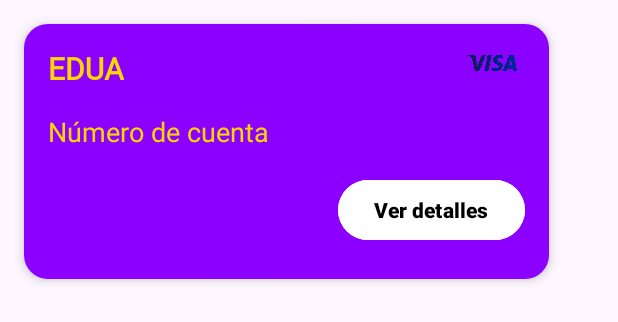
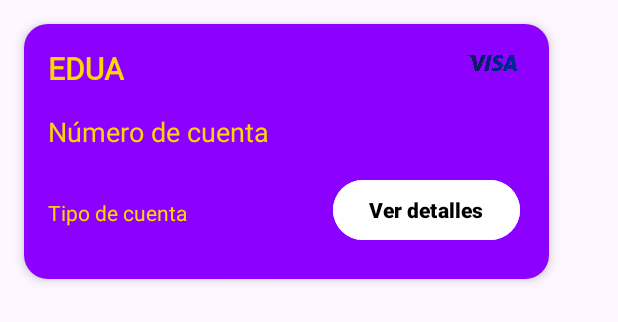
Before and after one commit to EDUAUAQ/appEDUA, an Android app: the layout card_item.xml on its own in the app's theme, with its tools: preview values and no code run, on a phone screen of 412 x 824 dp. Shown: the top 322 px of the screen. Run offline under Robolectric (Android 15) with nearby library versions, the phone set to English and light mode, and no system bars.

```diff
--- a/app/build.gradle.kts
+++ b/app/build.gradle.kts
@@ -41,6 +41,7 @@ dependencies {
     implementation ("com.google.android.material:material:1.9.0")
     implementation ("com.android.volley:volley:1.2.1")
     implementation ("androidx.security:security-crypto:1.1.0-alpha04")
+    implementation ("androidx.localbroadcastmanager:localbroadcastmanager:1.0.0")
     implementation(libs.appcompat)
     implementation(libs.material)
     implementation(libs.activity)
--- a/app/src/main/res/layout/activity_index.xml
+++ b/app/src/main/res/layout/activity_index.xml
@@ -91,13 +91,12 @@
                 android:id="@+id/cards_container"
                 android:layout_width="match_parent"
                 android:layout_height="wrap_content"
-                android:orientation="vertical" >
+                android:orientation="vertical">
 
             <EditText
                 android:id="@+id/no_accounts_edittext"
                 android:layout_width="match_parent"
                 android:layout_height="wrap_content"
-                android:layout_marginTop="20dp"
                 android:hint="@string/no_hay_cuentas_existentes"
                 android:padding="10dp"
                 android:background="@drawable/edittext_background"
--- a/app/src/main/res/layout/card_item.xml
+++ b/app/src/main/res/layout/card_item.xml
@@ -44,17 +44,34 @@
         android:text="Número de cuenta"
         android:textColor="@color/dorado_clasico"
         android:textSize="18sp" />
+    <RelativeLayout
+        android:layout_width="wrap_content"
+        android:layout_height="wrap_content"
+        android:orientation="horizontal">
+
+        <!-- Tipo de cuenta -->
+        <TextView
+            android:id="@+id/tv_account_type"
+            android:layout_width="wrap_content"
+            android:layout_height="wrap_content"
+            android:layout_marginTop="32dp"
+            android:text="Tipo de cuenta"
+            android:textColor="@color/dorado_clasico"
+            android:textSize="14sp" />
 
         <!-- Botón de detalles -->
         <Button
             android:id="@+id/btn_view_details"
             android:layout_width="wrap_content"
             android:layout_height="wrap_content"
-        android:layout_gravity="end"
             android:layout_marginTop="16dp"
             android:backgroundTint="#FFFFFF"
             android:text="@string/ver_detalles"
             android:textColor="@color/negro"
             android:textStyle="bold"
-        android:elevation="2dp" />
+            android:elevation="2dp"
+            android:layout_marginStart="190dp"/>
+
+    </RelativeLayout>
+
 </LinearLayout>
```
Also changed, not shown: app/src/main/java/com/topico1/appedua/CreateAccount.java (+9 -0 lines), app/src/main/java/com/topico1/appedua/index.java (+39 -0 lines). Lines whose indentation alone changed are shown as unchanged.
